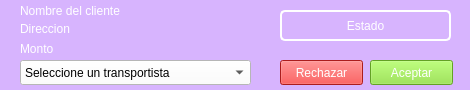
First picture: the form in solicitudwidget.ui, repository barreto-exe/Delivender, before the edit.
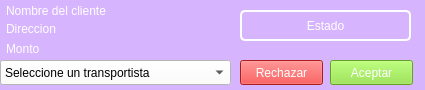
Second picture: the form after the edit.

```diff
--- a/solicitudwidget.ui
+++ b/solicitudwidget.ui
@@ -6,7 +6,7 @@
    <rect>
     <x>0</x>
     <y>0</y>
-    <width>470</width>
+    <width>425</width>
     <height>90</height>
    </rect>
   </property>
@@ -19,7 +19,7 @@
   <widget class="QPushButton" name="btnRechazar">
    <property name="geometry">
     <rect>
-     <x>280</x>
+     <x>240</x>
      <y>60</y>
      <width>83</width>
      <height>25</height>
@@ -36,7 +36,7 @@
   <widget class="QPushButton" name="btnAceptar">
    <property name="geometry">
     <rect>
-     <x>370</x>
+     <x>330</x>
      <y>60</y>
      <width>83</width>
      <height>25</height>
@@ -53,15 +53,16 @@
   <widget class="QLabel" name="nombreCliente">
    <property name="geometry">
     <rect>
-     <x>20</x>
+     <x>6</x>
      <y>0</y>
-     <width>421</width>
+     <width>231</width>
      <height>21</height>
     </rect>
    </property>
    <property name="styleSheet">
     <string notr="true">font: 75 12pt &quot;Quicksand Medium&quot;;
-color: rgb(255, 255, 255);</string>
+color: rgb(255, 255, 255);
+background-color: rgb(215, 180, 254);</string>
    </property>
    <property name="text">
     <string>Nombre del cliente</string>
@@ -70,14 +71,15 @@
   <widget class="QLabel" name="direccion">
    <property name="geometry">
     <rect>
-     <x>20</x>
+     <x>6</x>
      <y>22</y>
-     <width>261</width>
+     <width>221</width>
      <height>16</height>
     </rect>
    </property>
    <property name="styleSheet">
-    <string notr="true">color: rgb(255, 255, 255);</string>
+    <string notr="true">color: rgb(255, 255, 255);
+background-color: rgb(215, 180, 254);</string>
    </property>
    <property name="text">
     <string>Direccion</string>
@@ -92,7 +94,7 @@
   <widget class="QComboBox" name="comboBoxTransp">
    <property name="geometry">
     <rect>
-     <x>20</x>
+     <x>0</x>
      <y>60</y>
      <width>231</width>
      <height>25</height>
@@ -111,7 +113,7 @@
   <widget class="QLabel" name="estatus">
    <property name="geometry">
     <rect>
-     <x>280</x>
+     <x>240</x>
      <y>10</y>
      <width>171</width>
      <height>31</height>
@@ -121,6 +123,7 @@
     <string notr="true">font: 75 12pt &quot;Quicksand Medium&quot;;
 border: 2px solid white;
 border-radius: 5px;
+background-color: rgb(215, 180, 254);
 color: rgb(255, 255, 255);</string>
    </property>
    <property name="text">
@@ -136,14 +139,15 @@
   <widget class="QLabel" name="monto">
    <property name="geometry">
     <rect>
-     <x>20</x>
+     <x>6</x>
      <y>40</y>
      <width>91</width>
      <height>17</height>
     </rect>
    </property>
    <property name="styleSheet">
-    <string notr="true">color: rgb(255, 255, 255);</string>
+    <string notr="true">color: rgb(255, 255, 255);
+background-color: rgb(215, 180, 254);</string>
    </property>
    <property name="text">
     <string>Monto</string>
@@ -154,8 +158,8 @@
     <rect>
      <x>0</x>
      <y>0</y>
-     <width>470</width>
-     <height>100</height>
+     <width>425</width>
+     <height>90</height>
     </rect>
    </property>
    <property name="styleSheet">
```
